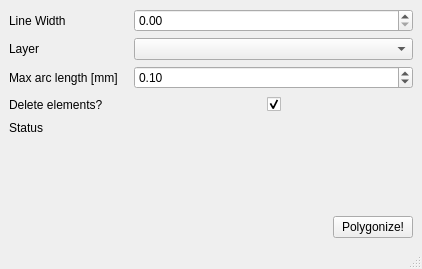
First picture: the form in MakePolygonDialog.ui, repository dom11990/Kicad_MakePolygon, before the edit.
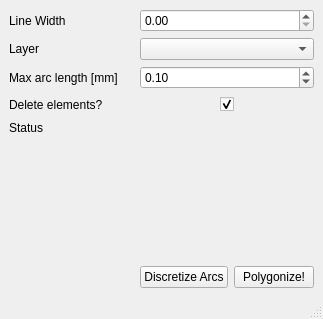
Second picture: the form after the edit.

What changed in the file:
```diff
--- a/MakePolygonDialog.ui
+++ b/MakePolygonDialog.ui
@@ -6,8 +6,8 @@
    <rect>
     <x>0</x>
     <y>0</y>
-    <width>422</width>
-    <height>269</height>
+    <width>323</width>
+    <height>319</height>
    </rect>
   </property>
   <property name="windowTitle">
@@ -90,22 +90,6 @@
         </property>
        </widget>
       </item>
-      <item row="1" column="1">
-       <spacer name="horizontalSpacer">
-        <property name="orientation">
-         <enum>Qt::Horizontal</enum>
-        </property>
-        <property name="sizeType">
-         <enum>QSizePolicy::Minimum</enum>
-        </property>
-        <property name="sizeHint" stdset="0">
-         <size>
-          <width>10</width>
-          <height>20</height>
-         </size>
-        </property>
-       </spacer>
-      </item>
       <item row="0" column="0">
        <widget class="QLabel" name="label">
         <property name="toolTip">
@@ -143,6 +127,22 @@
         </property>
        </widget>
       </item>
+      <item row="1" column="1" colspan="2">
+       <spacer name="horizontalSpacer">
+        <property name="orientation">
+         <enum>Qt::Horizontal</enum>
+        </property>
+        <property name="sizeType">
+         <enum>QSizePolicy::Minimum</enum>
+        </property>
+        <property name="sizeHint" stdset="0">
+         <size>
+          <width>10</width>
+          <height>20</height>
+         </size>
+        </property>
+       </spacer>
+      </item>
      </layout>
     </item>
     <item>
@@ -156,6 +156,12 @@
         <verstretch>0</verstretch>
        </sizepolicy>
       </property>
+      <property name="maximumSize">
+       <size>
+        <width>16777215</width>
+        <height>16777215</height>
+       </size>
+      </property>
       <property name="text">
        <string>Status</string>
       </property>
@@ -188,6 +194,13 @@
         </property>
        </spacer>
       </item>
+      <item>
+       <widget class="QPushButton" name="b_Discretize">
+        <property name="text">
+         <string>Discretize Arcs</string>
+        </property>
+       </widget>
+      </item>
       <item>
        <widget class="QPushButton" name="b_Polygonize">
         <property name="text">
```
Left out of the diff: 2 changed lines with no effect on the pictures.
